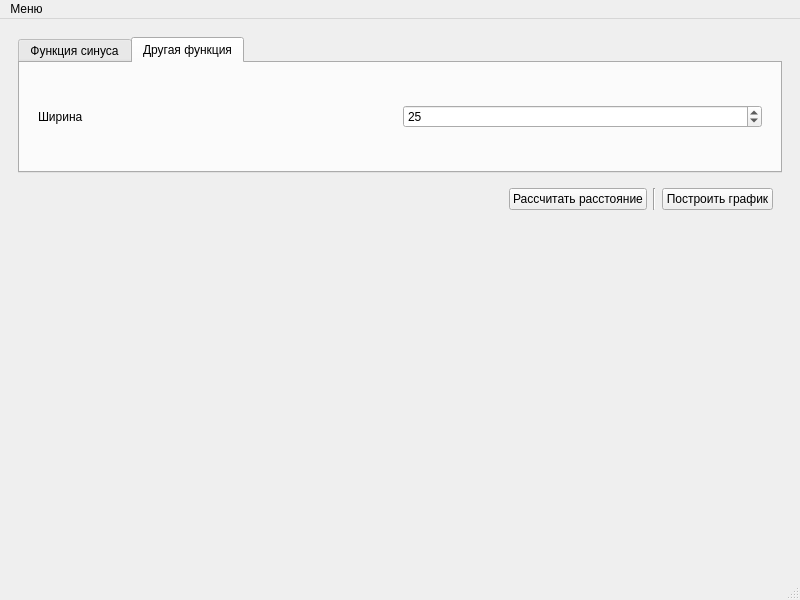
This is mainwindow.ui in SERGEYI7/TestGraph as Qt 5 draws it before an edit. The edited form follows.
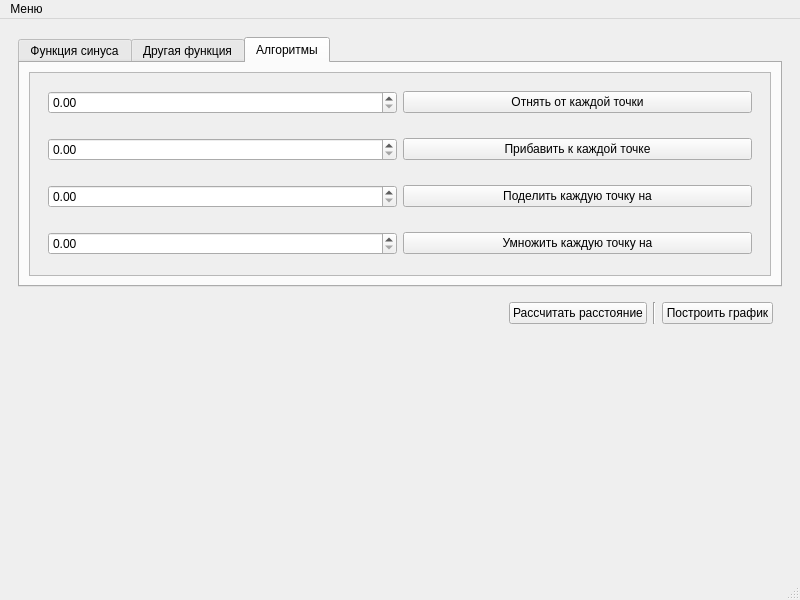
This is the edited form. The open tabs and pages were chosen to show the change. Custom widgets are drawn as their Qt base class.

```diff
--- a/mainwindow.ui
+++ b/mainwindow.ui
@@ -118,6 +118,132 @@
            </item>
           </layout>
          </widget>
+         <widget class="QWidget" name="tab">
+          <attribute name="title">
+           <string>Алгоритмы</string>
+          </attribute>
+          <layout class="QVBoxLayout" name="verticalLayout_5">
+           <item>
+            <widget class="QScrollArea" name="scrollArea">
+             <property name="sizePolicy">
+              <sizepolicy hsizetype="Expanding" vsizetype="Expanding">
+               <horstretch>0</horstretch>
+               <verstretch>55</verstretch>
+              </sizepolicy>
+             </property>
+             <property name="widgetResizable">
+              <bool>true</bool>
+             </property>
+             <widget class="QWidget" name="scrollAreaWidgetContents">
+              <property name="geometry">
+               <rect>
+                <x>0</x>
+                <y>0</y>
+                <width>758</width>
+                <height>157</height>
+               </rect>
+              </property>
+              <property name="sizePolicy">
+               <sizepolicy hsizetype="Preferred" vsizetype="Preferred">
+                <horstretch>0</horstretch>
+                <verstretch>0</verstretch>
+               </sizepolicy>
+              </property>
+              <layout class="QVBoxLayout" name="verticalLayout_6">
+               <item>
+                <widget class="QWidget" name="widget_3" native="true">
+                 <property name="sizePolicy">
+                  <sizepolicy hsizetype="Preferred" vsizetype="Fixed">
+                   <horstretch>0</horstretch>
+                   <verstretch>0</verstretch>
+                  </sizepolicy>
+                 </property>
+                 <layout class="QHBoxLayout" name="horizontalLayout_2">
+                  <item>
+                   <widget class="QDoubleSpinBox" name="doubleSpinBox_minus"/>
+                  </item>
+                  <item>
+                   <widget class="QPushButton" name="pushButton_minus">
+                    <property name="text">
+                     <string>Отнять от каждой точки</string>
+                    </property>
+                   </widget>
+                  </item>
+                 </layout>
+                </widget>
+               </item>
+               <item>
+                <widget class="QWidget" name="widget_7" native="true">
+                 <property name="sizePolicy">
+                  <sizepolicy hsizetype="Preferred" vsizetype="Fixed">
+                   <horstretch>0</horstretch>
+                   <verstretch>0</verstretch>
+                  </sizepolicy>
+                 </property>
+                 <layout class="QHBoxLayout" name="horizontalLayout_6">
+                  <item>
+                   <widget class="QDoubleSpinBox" name="doubleSpinBox_plus"/>
+                  </item>
+                  <item>
+                   <widget class="QPushButton" name="pushButton_plus">
+                    <property name="text">
+                     <string>Прибавить к каждой точке</string>
+                    </property>
+                   </widget>
+                  </item>
+                 </layout>
+                </widget>
+               </item>
+               <item>
+                <widget class="QWidget" name="widget_8" native="true">
+                 <property name="sizePolicy">
+                  <sizepolicy hsizetype="Preferred" vsizetype="Fixed">
+                   <horstretch>0</horstretch>
+                   <verstretch>0</verstretch>
+                  </sizepolicy>
+                 </property>
+                 <layout class="QHBoxLayout" name="horizontalLayout_7">
+                  <item>
+                   <widget class="QDoubleSpinBox" name="doubleSpinBox_divide"/>
+                  </item>
+                  <item>
+                   <widget class="QPushButton" name="pushButton_divide">
+                    <property name="text">
+                     <string>Поделить каждую точку на</string>
+                    </property>
+                   </widget>
+                  </item>
+                 </layout>
+                </widget>
+               </item>
+               <item>
+                <widget class="QWidget" name="widget_9" native="true">
+                 <property name="sizePolicy">
+                  <sizepolicy hsizetype="Preferred" vsizetype="Fixed">
+                   <horstretch>0</horstretch>
+                   <verstretch>0</verstretch>
+                  </sizepolicy>
+                 </property>
+                 <layout class="QHBoxLayout" name="horizontalLayout_8">
+                  <item>
+                   <widget class="QDoubleSpinBox" name="doubleSpinBox_multiply"/>
+                  </item>
+                  <item>
+                   <widget class="QPushButton" name="pushButton_multiply">
+                    <property name="text">
+                     <string>Умножить каждую точку на</string>
+                    </property>
+                   </widget>
+                  </item>
+                 </layout>
+                </widget>
+               </item>
+              </layout>
+             </widget>
+            </widget>
+           </item>
+          </layout>
+         </widget>
         </widget>
        </item>
        <item>
```
